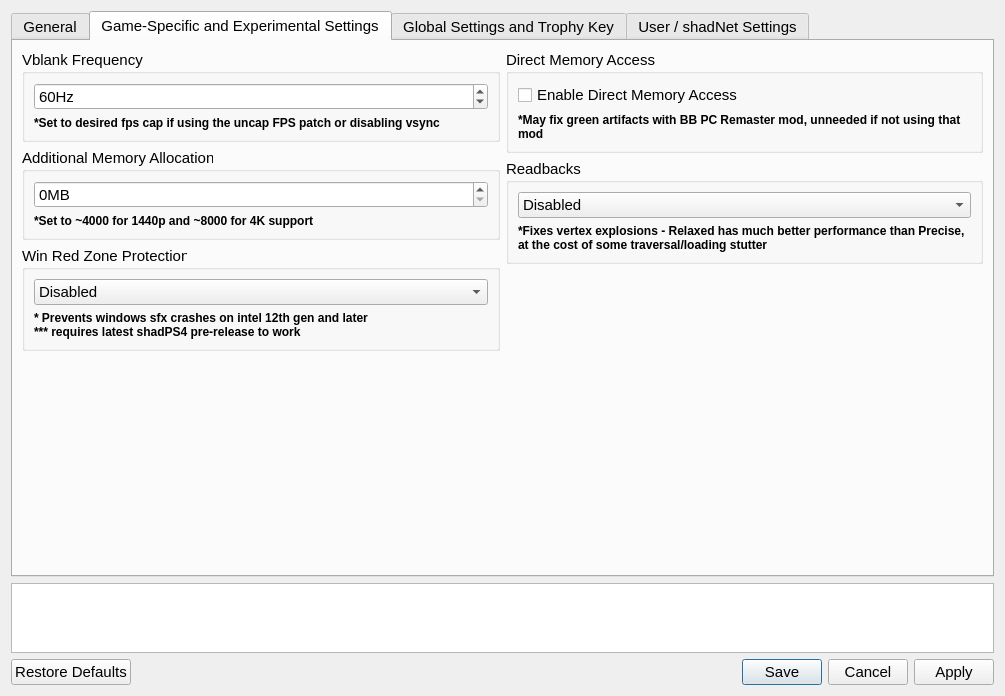
Qt form settings/ShadSettings.ui (rainmakerv3/BB_Launcher) before a commit.
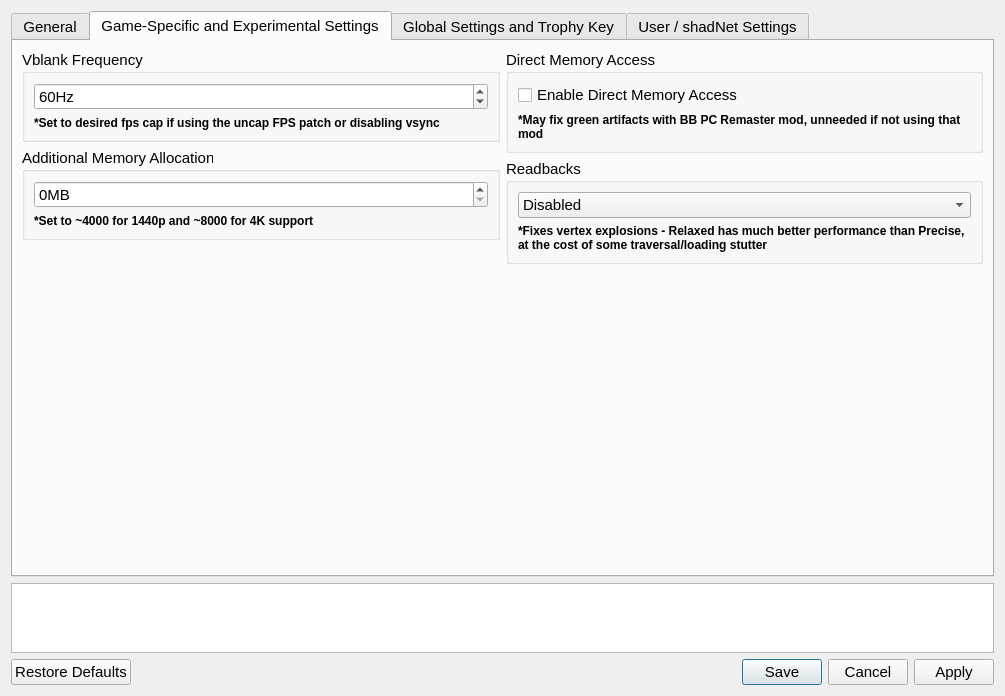
The same form after that commit. The open tabs and pages were chosen to show the change. Icons and pictures are not drawn.

Commit message: network settings update

Diff of the .ui file:
```diff
--- a/settings/ShadSettings.ui
+++ b/settings/ShadSettings.ui
@@ -810,52 +810,6 @@
            </layout>
           </widget>
          </item>
-         <item>
-          <widget class="QGroupBox" name="winRedZoneGroupBox">
-           <property name="title">
-            <string>Win Red Zone Protection</string>
-           </property>
-           <layout class="QVBoxLayout" name="verticalLayout_27">
-            <item>
-             <widget class="QComboBox" name="winRedZoneComboBox">
-              <item>
-               <property name="text">
-                <string>Disabled</string>
-               </property>
-              </item>
-              <item>
-               <property name="text">
-                <string>Static Patching</string>
-               </property>
-              </item>
-             </widget>
-            </item>
-            <item>
-             <widget class="QLabel" name="dmaNoteLabel_3">
-              <property name="sizePolicy">
-               <sizepolicy hsizetype="Preferred" vsizetype="Fixed">
-                <horstretch>0</horstretch>
-                <verstretch>0</verstretch>
-               </sizepolicy>
-              </property>
-              <property name="font">
-               <font>
-                <pointsize>9</pointsize>
-                <bold>true</bold>
-               </font>
-              </property>
-              <property name="text">
-               <string>* Prevents windows sfx crashes on intel 12th gen and later
-*** requires latest shadPS4 pre-release to work</string>
-              </property>
-              <property name="wordWrap">
-               <bool>true</bool>
-              </property>
-             </widget>
-            </item>
-           </layout>
-          </widget>
-         </item>
          <item>
           <spacer name="verticalSpacer">
            <property name="orientation">
@@ -1217,7 +1171,7 @@
            <property name="title">
             <string>Network Settings</string>
            </property>
-           <layout class="QVBoxLayout" name="verticalLayout_25">
+           <layout class="QVBoxLayout" name="verticalLayout_27">
             <item>
              <widget class="QCheckBox" name="shadnetCheckBox">
               <property name="text">
```
Left out of the diff: 46 changed lines with no effect on the pictures. The commit also changes 5 other files.
